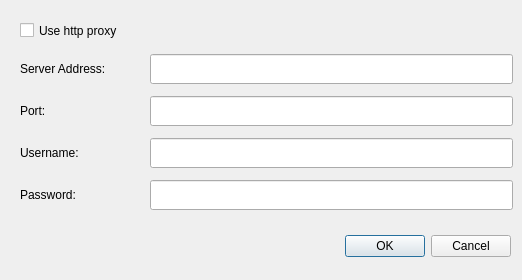
Before: the Qt Designer form tools/qmlviewer/proxysettings.ui in qt/qt, drawn with Qt 5.
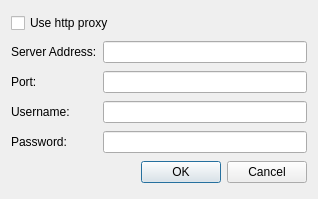
After: the same form once the commit is applied.

The edit to the form file:
```diff
--- a/tools/qmlviewer/proxysettings.ui
+++ b/tools/qmlviewer/proxysettings.ui
@@ -6,137 +6,76 @@
    <rect>
     <x>0</x>
     <y>0</y>
-    <width>522</width>
-    <height>280</height>
+    <width>318</width>
+    <height>199</height>
    </rect>
   </property>
   <property name="windowTitle">
    <string>Dialog</string>
   </property>
-  <widget class="QDialogButtonBox" name="buttonBox">
-   <property name="geometry">
-    <rect>
-     <x>20</x>
-     <y>230</y>
-     <width>491</width>
-     <height>32</height>
-    </rect>
-   </property>
-   <property name="orientation">
-    <enum>Qt::Horizontal</enum>
-   </property>
-   <property name="standardButtons">
-    <set>QDialogButtonBox::Cancel|QDialogButtonBox::Ok</set>
-   </property>
-  </widget>
-  <widget class="QLineEdit" name="proxyPortEdit">
-   <property name="geometry">
-    <rect>
-     <x>150</x>
-     <y>96</y>
-     <width>363</width>
-     <height>30</height>
-    </rect>
-   </property>
-  </widget>
-  <widget class="QLineEdit" name="usernameEdit">
-   <property name="geometry">
-    <rect>
-     <x>150</x>
-     <y>138</y>
-     <width>363</width>
-     <height>30</height>
-    </rect>
-   </property>
-  </widget>
-  <widget class="QLineEdit" name="passwordEdit">
-   <property name="geometry">
-    <rect>
-     <x>150</x>
-     <y>180</y>
-     <width>363</width>
-     <height>30</height>
-    </rect>
-   </property>
-   <property name="echoMode">
-    <enum>QLineEdit::Password</enum>
-   </property>
-  </widget>
-  <widget class="QLabel" name="usernameLabel">
-   <property name="geometry">
-    <rect>
-     <x>20</x>
-     <y>138</y>
-     <width>126</width>
-     <height>30</height>
-    </rect>
-   </property>
-   <property name="text">
-    <string>Username:</string>
-   </property>
-  </widget>
-  <widget class="QLineEdit" name="proxyServerEdit">
-   <property name="geometry">
-    <rect>
-     <x>150</x>
-     <y>54</y>
-     <width>363</width>
-     <height>30</height>
-    </rect>
-   </property>
-  </widget>
-  <widget class="QCheckBox" name="proxyCheckBox">
-   <property name="geometry">
-    <rect>
-     <x>20</x>
-     <y>19</y>
-     <width>493</width>
-     <height>23</height>
-    </rect>
-   </property>
-   <property name="text">
-    <string>Use http proxy</string>
-   </property>
-  </widget>
-  <widget class="QLabel" name="label">
-   <property name="geometry">
-    <rect>
-     <x>20</x>
-     <y>96</y>
-     <width>126</width>
-     <height>30</height>
-    </rect>
-   </property>
-   <property name="text">
-    <string>Port:</string>
-   </property>
-  </widget>
-  <widget class="QLabel" name="passwordLabel">
-   <property name="geometry">
-    <rect>
-     <x>20</x>
-     <y>180</y>
-     <width>126</width>
-     <height>30</height>
-    </rect>
-   </property>
-   <property name="text">
-    <string>Password:</string>
-   </property>
-  </widget>
-  <widget class="QLabel" name="serverAddressLabel">
-   <property name="geometry">
-    <rect>
-     <x>20</x>
-     <y>54</y>
-     <width>126</width>
-     <height>30</height>
-    </rect>
-   </property>
-   <property name="text">
-    <string>Server Address:</string>
-   </property>
-  </widget>
+  <layout class="QGridLayout" name="gridLayout">
+   <item row="0" column="0" colspan="2">
+    <widget class="QCheckBox" name="proxyCheckBox">
+     <property name="text">
+      <string>Use http proxy</string>
+     </property>
+    </widget>
+   </item>
+   <item row="1" column="0">
+    <widget class="QLabel" name="serverAddressLabel">
+     <property name="text">
+      <string>Server Address:</string>
+     </property>
+    </widget>
+   </item>
+   <item row="1" column="1">
+    <widget class="QLineEdit" name="proxyServerEdit"/>
+   </item>
+   <item row="2" column="0">
+    <widget class="QLabel" name="label">
+     <property name="text">
+      <string>Port:</string>
+     </property>
+    </widget>
+   </item>
+   <item row="2" column="1">
+    <widget class="QLineEdit" name="proxyPortEdit"/>
+   </item>
+   <item row="3" column="0">
+    <widget class="QLabel" name="usernameLabel">
+     <property name="text">
+      <string>Username:</string>
+     </property>
+    </widget>
+   </item>
+   <item row="3" column="1">
+    <widget class="QLineEdit" name="usernameEdit"/>
+   </item>
+   <item row="4" column="0">
+    <widget class="QLabel" name="passwordLabel">
+     <property name="text">
+      <string>Password:</string>
+     </property>
+    </widget>
+   </item>
+   <item row="4" column="1">
+    <widget class="QLineEdit" name="passwordEdit">
+     <property name="echoMode">
+      <enum>QLineEdit::Password</enum>
+     </property>
+    </widget>
+   </item>
+   <item row="5" column="0" colspan="2">
+    <widget class="QDialogButtonBox" name="buttonBox">
+     <property name="orientation">
+      <enum>Qt::Horizontal</enum>
+     </property>
+     <property name="standardButtons">
+      <set>QDialogButtonBox::Cancel|QDialogButtonBox::Ok</set>
+     </property>
+    </widget>
+   </item>
+  </layout>
  </widget>
  <resources/>
  <connections>
```
